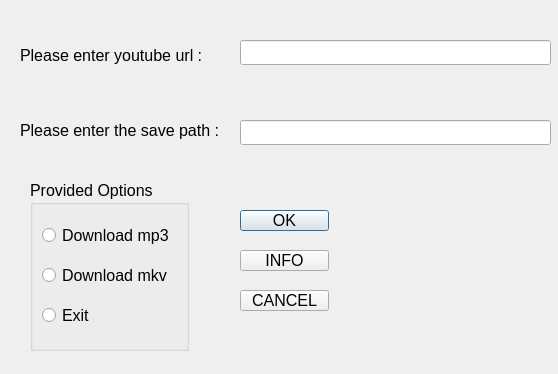
Above: GUI_Prog/youtube_utility_draft_1/youtube_dl_dialog.ui from dimkatsi91/Cpp-STL-Examples before the change. Below: the same form after it.
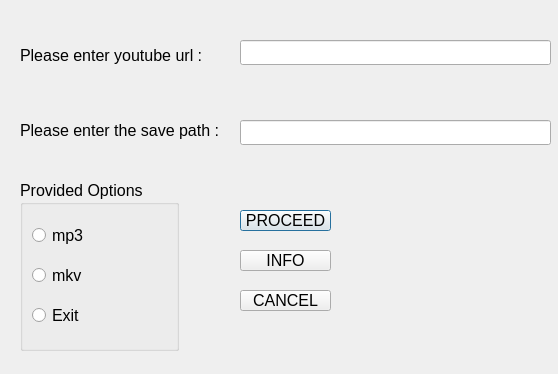
That is the form after the change.

Diff of the .ui file:
```diff
--- a/GUI_Prog/youtube_utility_draft_1/youtube_dl_dialog.ui
+++ b/GUI_Prog/youtube_utility_draft_1/youtube_dl_dialog.ui
@@ -25,7 +25,7 @@
   <widget class="QGroupBox" name="options_groupBox">
    <property name="geometry">
     <rect>
-     <x>30</x>
+     <x>20</x>
      <y>180</y>
      <width>159</width>
      <height>171</height>
@@ -38,14 +38,14 @@
     <item>
      <widget class="QRadioButton" name="mp3_radioButton">
       <property name="text">
-       <string>Download mp3</string>
+       <string>mp3</string>
       </property>
      </widget>
     </item>
     <item>
      <widget class="QRadioButton" name="video_radioButton">
       <property name="text">
-       <string>Download mkv</string>
+       <string>mkv</string>
       </property>
      </widget>
     </item>
@@ -63,12 +63,12 @@
     <rect>
      <x>240</x>
      <y>210</y>
-     <width>89</width>
+     <width>91</width>
      <height>21</height>
     </rect>
    </property>
    <property name="text">
-    <string>OK</string>
+    <string>PROCEED</string>
    </property>
   </widget>
   <widget class="QPushButton" name="cancel_pushButton">
@@ -76,7 +76,7 @@
     <rect>
      <x>240</x>
      <y>290</y>
-     <width>89</width>
+     <width>91</width>
      <height>21</height>
     </rect>
    </property>
@@ -135,7 +135,7 @@
     <rect>
      <x>240</x>
      <y>250</y>
-     <width>89</width>
+     <width>91</width>
      <height>21</height>
     </rect>
    </property>
```
